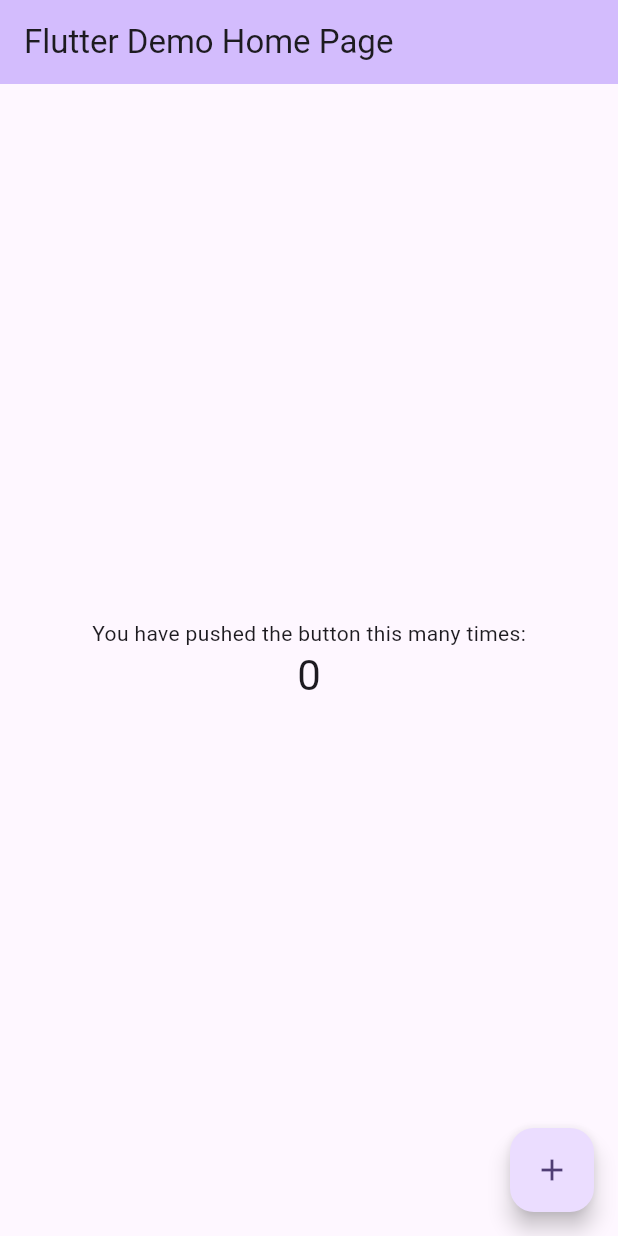
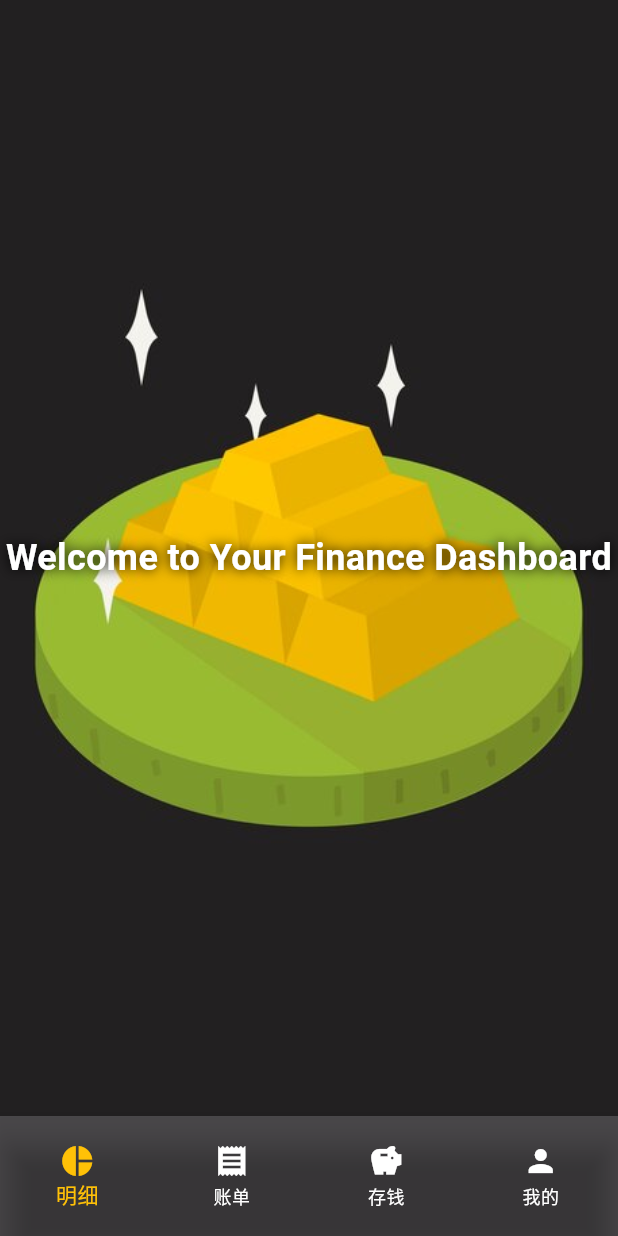
Before and after one commit to Nicklen52/finance_assignment, a Flutter app: the screen it shows after launch, on a phone screen of 412 x 824 dp. Run offline on Flutter 3.47's test engine with Material 3 defaults, Android fonts, the phone set to English and light mode, and no system bars.

Commit message:
25/3/25 latest update: with background and navigator bar

```diff
--- a/lib/main.dart
+++ b/lib/main.dart
@@ -13,21 +13,6 @@
     return MaterialApp(
       title: 'Flutter Demo',
       theme: ThemeData(
-        // This is the theme of your application.
-        //
-        // TRY THIS: Try running your application with "flutter run". You'll see
-        // the application has a purple toolbar. Then, without quitting the app,
-        // try changing the seedColor in the colorScheme below to Colors.green
-        // and then invoke "hot reload" (save your changes or press the "hot
-        // reload" button in a Flutter-supported IDE, or press "r" if you used
-        // the command line to start the app).
-        //
-        // Notice that the counter didn't reset back to zero; the application
-        // state is not lost during the reload. To reset the state, use hot
-        // restart instead.
-        //
-        // This works for code too, not just values: Most code changes can be
-        // tested with just a hot reload.
         colorScheme: ColorScheme.fromSeed(seedColor: Colors.deepPurple),
         useMaterial3: true,
       ),
@@ -38,16 +23,6 @@
 
 class MyHomePage extends StatefulWidget {
   const MyHomePage({super.key, required this.title});
-
-  // This widget is the home page of your application. It is stateful, meaning
-  // that it has a State object (defined below) that contains fields that affect
-  // how it looks.
-
-  // This class is the configuration for the state. It holds the values (in this
-  // case the title) provided by the parent (in this case the App widget) and
-  // used by the build method of the State. Fields in a Widget subclass are
-  // always marked "final".
-
   final String title;
 
   @override
@@ -56,70 +31,80 @@
 
 class _MyHomePageState extends State<MyHomePage> {
   int _counter = 0;
+  int _selectedIndex = 0;
+
+  final List<IconData> _icons = [
+    Icons.pie_chart, // 明细
+    Icons.receipt, // 账单
+    Icons.savings, // 存钱
+    Icons.person, // 我的
+  ];
 
   void _incrementCounter() {
     setState(() {
-      // This call to setState tells the Flutter framework that something has
-      // changed in this State, which causes it to rerun the build method below
-      // so that the display can reflect the updated values. If we changed
-      // _counter without calling setState(), then the build method would not be
-      // called again, and so nothing would appear to happen.
       _counter++;
     });
   }
 
   @override
   Widget build(BuildContext context) {
-    // This method is rerun every time setState is called, for instance as done
-    // by the _incrementCounter method above.
-    //
-    // The Flutter framework has been optimized to make rerunning build methods
-    // fast, so that you can just rebuild anything that needs updating rather
-    // than having to individually change instances of widgets.
     return Scaffold(
-      appBar: AppBar(
-        // TRY THIS: Try changing the color here to a specific color (to
-        // Colors.amber, perhaps?) and trigger a hot reload to see the AppBar
-        // change color while the other colors stay the same.
-        backgroundColor: Theme.of(context).colorScheme.inversePrimary,
-        // Here we take the value from the MyHomePage object that was created by
-        // the App.build method, and use it to set our appbar title.
-        title: Text(widget.title),
+      body: Stack(
+        fit: StackFit.expand,
+        children: [
+          Image.asset(
+            'assets/gold_blocks.jpg',
+            fit: BoxFit.cover,
+          ),
+          Center(
+            child: Text(
+              'Welcome to Your Finance Dashboard',
+              style: TextStyle(
+                color: Colors.white,
+                fontSize: 24,
+                fontWeight: FontWeight.bold,
+                shadows: [Shadow(blurRadius: 10, color: Colors.black)],
+              ),
+              textAlign: TextAlign.center,
+            ),
+          ),
+        ],
       ),
-      body: Center(
-        // Center is a layout widget. It takes a single child and positions it
-        // in the middle of the parent.
-        child: Column(
-          // Column is also a layout widget. It takes a list of children and
-          // arranges them vertically. By default, it sizes itself to fit its
-          // children horizontally, and tries to be as tall as its parent.
-          //
-          // Column has various properties to control how it sizes itself and
-          // how it positions its children. Here we use mainAxisAlignment to
-          // center the children vertically; the main axis here is the vertical
-          // axis because Columns are vertical (the cross axis would be
-          // horizontal).
-          //
-          // TRY THIS: Invoke "debug painting" (choose the "Toggle Debug Paint"
-          // action in the IDE, or press "p" in the console), to see the
-          // wireframe for each widget.
-          mainAxisAlignment: MainAxisAlignment.center,
-          children: <Widget>[
-            const Text(
-              'You have pushed the button this many times:',
-            ),
-            Text(
-              '$_counter',
-              style: Theme.of(context).textTheme.headlineMedium,
-            ),
-          ],
-        ),
-      ),
-      floatingActionButton: FloatingActionButton(
-        onPressed: _incrementCounter,
-        tooltip: 'Increment',
-        child: const Icon(Icons.add),
-      ), // This trailing comma makes auto-formatting nicer for build methods.
+    bottomNavigationBar: SizedBox(
+    height: 80, // 👈 increase this value as needed
+    child: BottomNavigationBar(
+    currentIndex: _selectedIndex,
+    onTap: (index) {
+    setState(() {
+    _selectedIndex = index;
+    });
+    },
+    selectedItemColor: Colors.amber,
+    unselectedItemColor: Colors.white,
+    backgroundColor: Colors.black.withOpacity(0.7),
+    type: BottomNavigationBarType.fixed,
+    selectedFontSize: 14,
+    unselectedFontSize: 12,
+    items: const [
+    BottomNavigationBarItem(
+    icon: Icon(Icons.pie_chart),
+    label: '明细',
+    ),
+    BottomNavigationBarItem(
+    icon: Icon(Icons.receipt),
+    label: '账单',
+    ),
+    BottomNavigationBarItem(
+    icon: Icon(Icons.savings),
+    label: '存钱',
+    ),
+    BottomNavigationBarItem(
+    icon: Icon(Icons.person),
+    label: '我的',
+    ),
+    ],
+    ),
+    )
     );
   }
 }
--- a/pubspec.yaml
+++ b/pubspec.yaml
@@ -56,6 +56,8 @@ flutter:
   # included with your application, so that you can use the icons in
   # the material Icons class.
   uses-material-design: true
+  assets:
+    - assets/gold_blocks.jpg
 
   # To add assets to your application, add an assets section, like this:
   # assets:
```
Also changed, not shown: assets/gold_blocks.jpg (added), assets/images.jpeg (added).
